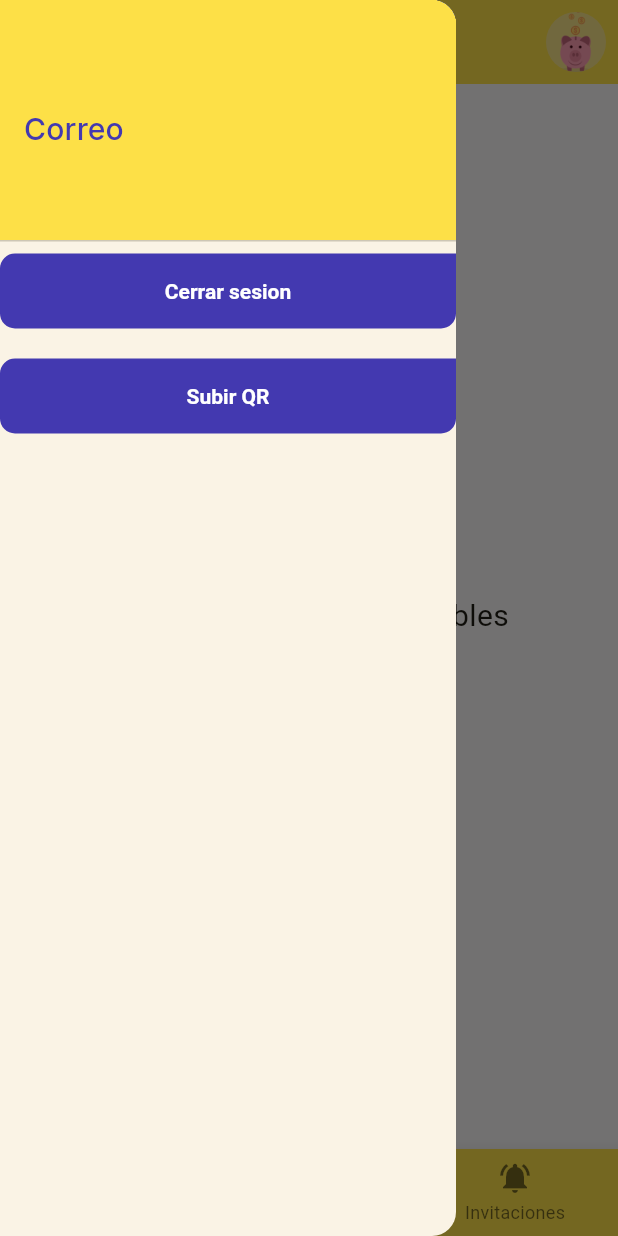
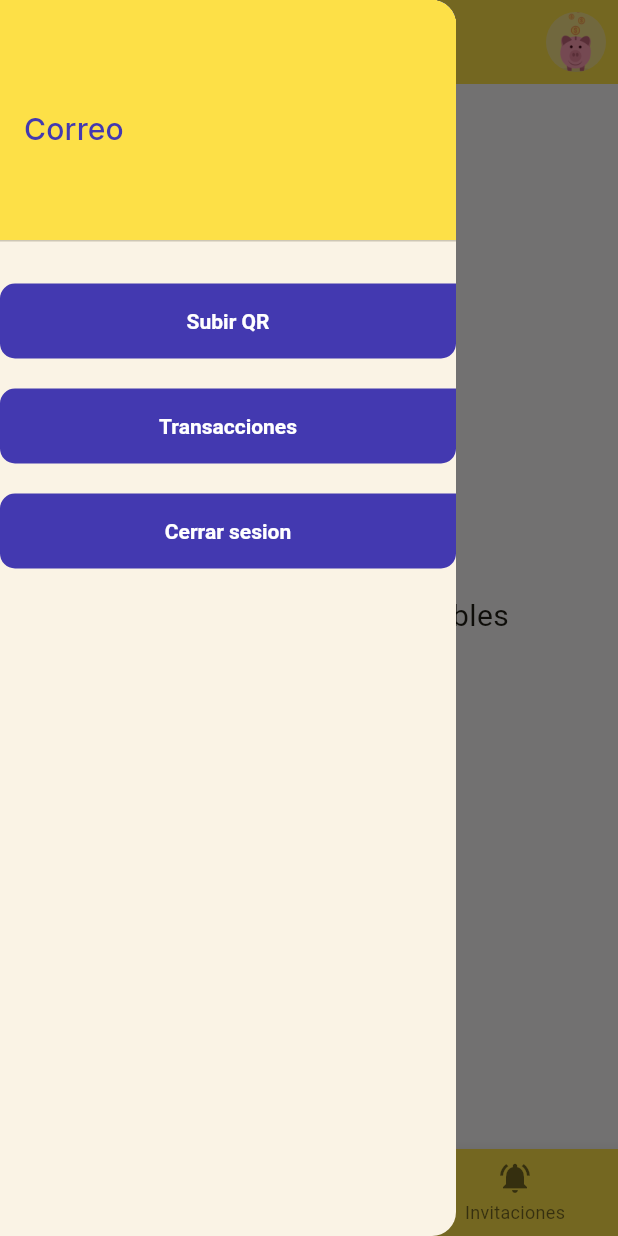
Before and after one commit to Nraihpuael/pasanaku-movil, a Flutter app: the HomeScreen screen opened by its route, with the side drawer open, on a phone screen of 412 x 824 dp. Run offline on Flutter 3.47's test engine with Material 3 defaults, Android fonts, the light colour scheme and no system bars; our stand-ins replace firebase_core, firebase_messaging, go_router, google_fonts, image_picker and 1 more; missing offline and left inert: dart:ffi; accounts and stored records are empty; network calls fail; statements that could not run were skipped.

Commit message:
lista de transacciones

```diff
--- a/lib/providers/transaccion_provider.dart
+++ b/lib/providers/transaccion_provider.dart
@@ -14,12 +14,11 @@ class TransaccionProvider {
 
   Future<List<Transaccion>?> transacciones(int? id)async{
     try {
-      Uri url = Uri.https(_url, '$_api/invitaciones/$id');
+      Uri url = Uri.https(_url, '$_api/$id');
       final res = await http.get(url);
       final data = json.decode(res.body);
       Transaccion transaccion = Transaccion.fromJsonList(data);
-      //print("imprimiendo invitacion");
-      //print("${invitacion.id}, ${invitacion.jugadorNombre}, ${invitacion.partidaFecha}");
+
       return transaccion.toList;
     } catch (e) {
       print("error $e");
--- a/lib/views/home/presentation/screens/home_screen.dart
+++ b/lib/views/home/presentation/screens/home_screen.dart
@@ -4,6 +4,7 @@ import 'package:go_router/go_router.dart';
 import 'package:pasanaku/models/invitacion.dart';
 import 'package:pasanaku/views/home/presentation/controllers/home_controller.dart';
 import 'package:pasanaku/views/juegos/screens/subir_qr_screen.dart';
+import 'package:pasanaku/views/juegos/screens/transacciones_screen.dart';
 import 'package:pasanaku/views/shared/widgets/custom_filled_button.dart';
 
 
@@ -201,18 +202,7 @@ Widget _drawer(TextTheme styles, HomeController con){
             ],
           )
         ),
-        SizedBox(
-            width: double.infinity,
-            height: 50,
-            child: CustomFilledButton(
-              text: 'Cerrar sesion',
-              buttonColor: Color(0xff4339B0),
-              onPressed: (){
-                con.logout();
-              },
-            )
-          ),
-          SizedBox(height: 20,),
+        SizedBox(height: 20,),
           SizedBox(
             width: double.infinity,
             height: 50,
@@ -228,10 +218,40 @@ Widget _drawer(TextTheme styles, HomeController con){
                   ),
                 ),
               );
+              },
+            )
+          ),
+        SizedBox(height: 20,),
+          SizedBox(
+            width: double.infinity,
+            height: 50,
+            child: CustomFilledButton(
+              text: 'Transacciones',
+              buttonColor: Color(0xff4339B0),
+              onPressed: (){
+                Navigator.push(
+                context,
+                MaterialPageRoute(
+                  builder: (context) => TransaccionesScreen(),
+                ),
+              );
                 print("tenemos que subir qr");
               },
             )
-          )
+          ),
+        SizedBox(height: 20,),
+        SizedBox(
+            width: double.infinity,
+            height: 50,
+            child: CustomFilledButton(
+              text: 'Cerrar sesion',
+              buttonColor: Color(0xff4339B0),
+              onPressed: (){
+                con.logout();
+              },
+            )
+          ),
+
 
 
 
--- a/lib/views/invitaciones/controllers/invitaciones_pendientes_controller.dart
+++ b/lib/views/invitaciones/controllers/invitaciones_pendientes_controller.dart
@@ -20,7 +20,9 @@ class InvitacionesPendientesController{
     this.context = context;
     this.refresh = refresh;
     user = User.fromJson(await _sharedPref.read('user'));
+    print("entra en invitaciones pendiente controller para aceprar las invi");
     getInvitaciones(user!.id);
+    print("finaliza las invitaciones controleller");
 
   }
 
@@ -45,7 +47,7 @@ class InvitacionesPendientesController{
     if (refresh != null) {
       refresh!();
     }
-
+    print("finalizo el get invitaciones>>>>>>>");
     } catch (e) {
       print("Error al obtener invitaciones: $e");
       // Manejar el error según sea necesario, puedes mostrar un mensaje al usuario
--- a/lib/views/invitaciones/screens/invitaciones_pendientes_screen.dart
+++ b/lib/views/invitaciones/screens/invitaciones_pendientes_screen.dart
@@ -15,6 +15,7 @@ class InvitacionesPendientesScreen extends StatefulWidget {
 class _InvitacionesPendientesScreenState
     extends State<InvitacionesPendientesScreen> {
   InvitacionesPendientesController _con = InvitacionesPendientesController();
+
 
   @override
   void initState() {
```
Also changed, not shown: lib/views/juegos/controllers/transaccion_controller.dart (+19 -6 lines), lib/views/juegos/screens/transacciones_screen.dart (+25 -7 lines).
